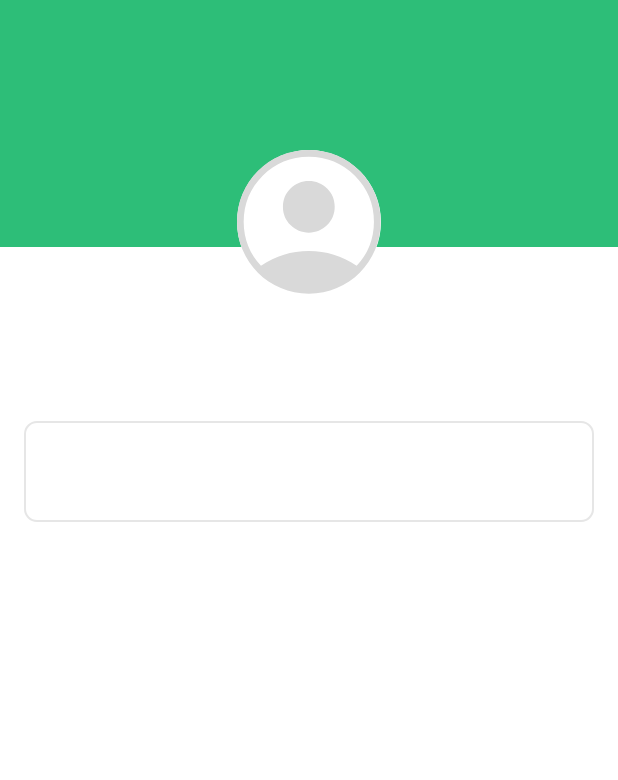
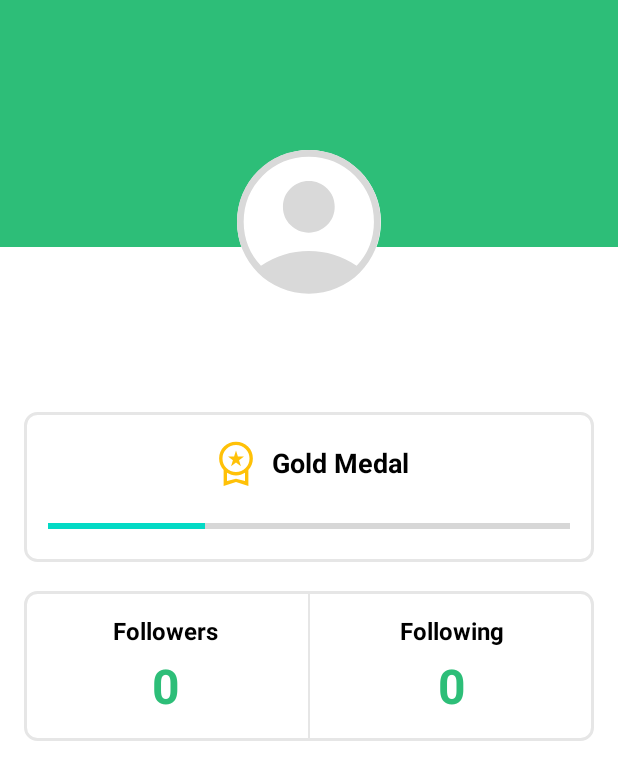
Before and after one commit to gaudhiwaa/productivitypilot-letsgo, an Android app: the ProfileActivity screen opened directly, with no data from a screen before it, on a phone screen of 412 x 824 dp. Shown: the top 780 px of the screen. Run offline under Robolectric (Android 15) with nearby library versions, the phone set to English and light mode, and no system bars; our stand-ins replace Firebase (no records; nobody signed in at launch, a user with empty details on screens opened directly).

Commit message:
feat: add followers and following in profile

```diff
--- a/Android/app/src/main/java/com/bangkit/productivitypilot/ProfileActivity.kt
+++ b/Android/app/src/main/java/com/bangkit/productivitypilot/ProfileActivity.kt
@@ -19,6 +19,7 @@ class ProfileActivity : AppCompatActivity() {
     private lateinit var monthlyProductiveHourTextView: TextView
     private lateinit var userPointTextView: TextView
     private lateinit var userIdTextView: TextView
+    private lateinit var progressMedalBar: ProgressBar
 
     private lateinit var auth: FirebaseAuth
     private lateinit var firestore: FirebaseFirestore
@@ -30,6 +31,11 @@ class ProfileActivity : AppCompatActivity() {
         progressBar = findViewById(R.id.progressBar)
         usernameTextView = findViewById(R.id.usernameTextView)
         nameTextView = findViewById(R.id.nameTextView)
+        progressMedalBar = findViewById(R.id.progressMedalBar)
+
+        // Set the progress to 30%
+        progressMedalBar.progress = 30
+
 //        emailTextView = findViewById(R.id.emailTextView)
 //        occupationTextView = findViewById(R.id.occupationTextView)
 //        institutionTextView = findViewById(R.id.institutionTextView)
--- /dev/null
+++ b/Android/app/src/main/res/drawable/ic_goldmedal.xml
@@ -0,0 +1,13 @@
+<vector xmlns:android="http://schemas.android.com/apk/res/android"
+    android:width="36dp"
+    android:height="36dp"
+    android:viewportWidth="36"
+    android:viewportHeight="36">
+  <group>
+    <clip-path
+        android:pathData="M0,0h36v36h-36z"/>
+    <path
+        android:pathData="M14.7,20.233L15.94,16.16L12.678,13.644H16.737L18,9.588L19.264,13.644H23.322L20.037,16.16L21.277,20.233L18,17.7L14.7,20.233ZM9.75,33.346V22.61C8.8,21.617 8.063,20.47 7.538,19.168C7.013,17.866 6.75,16.477 6.75,15C6.75,11.861 7.84,9.202 10.021,7.021C12.202,4.84 14.862,3.75 18,3.75C21.139,3.75 23.798,4.84 25.979,7.021C28.16,9.202 29.25,11.861 29.25,15C29.25,16.477 28.987,17.866 28.462,19.168C27.938,20.47 27.2,21.617 26.25,22.61V33.346L18,30.721L9.75,33.346ZM18,24C20.5,24 22.625,23.125 24.375,21.375C26.125,19.625 27,17.5 27,15C27,12.5 26.125,10.375 24.375,8.625C22.625,6.875 20.5,6 18,6C15.5,6 13.375,6.875 11.625,8.625C9.875,10.375 9,12.5 9,15C9,17.5 9.875,19.625 11.625,21.375C13.375,23.125 15.5,24 18,24ZM12,30.052L18,28.442L24,30.052V24.479C23.144,25.036 22.208,25.471 21.19,25.783C20.173,26.094 19.11,26.25 18,26.25C16.89,26.25 15.827,26.094 14.81,25.783C13.792,25.471 12.856,25.036 12,24.479V30.052Z"
+        android:fillColor="#FFC107"/>
+  </group>
+</vector>
--- a/Android/app/src/main/res/drawable/rounded_rectangle.xml
+++ b/Android/app/src/main/res/drawable/rounded_rectangle.xml
@@ -1,7 +1,7 @@
 <shape xmlns:android="http://schemas.android.com/apk/res/android">
-    <solid android:color="#00000000" /> <!-- Transparent background -->
+    <solid android:color="#FFFFFF" />
     <stroke
-        android:width="1dp"
-        android:color="#E6E6E6" /> <!-- Solid border color -->
-    <corners android:radius="8dp" /> <!-- 0dp for sharp corners -->
+        android:width="2dp"
+        android:color="#E6E6E6" />
+    <corners android:radius="8dp" />
 </shape>
--- a/Android/app/src/main/res/layout/activity_profile.xml
+++ b/Android/app/src/main/res/layout/activity_profile.xml
@@ -73,13 +73,11 @@
 <!--        android:text="User Points: " />-->
 
 <!--</LinearLayout>-->
-
 <RelativeLayout xmlns:android="http://schemas.android.com/apk/res/android"
     xmlns:tools="http://schemas.android.com/tools"
     android:layout_width="match_parent"
     android:layout_height="match_parent"
     tools:context=".ProfileActivity">
-
 
     <ProgressBar
         android:id="@+id/progressBar"
@@ -139,17 +137,136 @@
         android:layout_width="match_parent"
         android:layout_height="wrap_content"
         android:padding="16dp"
+        android:orientation="vertical"
         android:layout_below="@id/usernameTextView">
 
-    <View
-        android:id="@+id/rectangleView"
-        android:layout_width="match_parent"
-        android:layout_weight="0.8"
-        android:layout_height="67dp"
-        android:layout_marginTop="6dp"
-        android:layout_below="@id/usernameTextView"
-        android:background="@drawable/rounded_rectangle" />
+        <LinearLayout
+            android:layout_width="match_parent"
+            android:layout_height="100dp"
+            android:layout_centerInParent="true"
+            android:background="@drawable/rounded_rectangle"
+            android:orientation="vertical"
+            android:padding="16dp">
+
+            <LinearLayout
+                android:layout_width="match_parent"
+                android:layout_height="wrap_content"
+                android:gravity="center">
+
+                <ImageView
+                    android:layout_width="36dp"
+                    android:layout_height="36dp"
+                    android:src="@drawable/ic_goldmedal"
+                    android:contentDescription="Medal Logo" />
+
+                <TextView
+                    android:layout_width="wrap_content"
+                    android:layout_height="wrap_content"
+                    android:text="Gold Medal"
+                    android:textColor="#000000"
+                    android:textSize="18sp"
+                    android:textStyle="bold"
+                    android:layout_marginStart="6dp" />
+            </LinearLayout>
+
+            <ProgressBar
+                android:id="@+id/progressMedalBar"
+                android:layout_width="match_parent"
+                android:layout_height="wrap_content"
+                android:progress="30"
+                style="?android:attr/progressBarStyleHorizontal"
+                android:layout_marginTop="16dp" />
+
+        </LinearLayout>
+
+        <LinearLayout
+            android:layout_width="match_parent"
+            android:layout_height="100dp"
+            android:background="@drawable/rounded_rectangle"
+            android:layout_centerInParent="true"
+            android:orientation="horizontal"
+            android:layout_marginTop="19dp">
+
+            <LinearLayout
+                android:layout_width="0dp"
+                android:layout_height="match_parent"
+                android:layout_weight="1"
+                android:orientation="vertical"
+                android:gravity="center">
+
+                <TextView
+                    android:id="@+id/followersTextView"
+                    android:layout_width="wrap_content"
+                    android:layout_height="wrap_content"
+                    android:text="Followers"
+                    android:textSize="16dp"
+                    android:textStyle="bold"
+                    android:textColor="@color/black"
+                    />
+
+                <TextView
+                    android:id="@+id/followersCountTextView"
+                    android:layout_width="wrap_content"
+                    android:layout_height="wrap_content"
+                    android:text="0"
+                    android:textSize="32dp"
+                    android:textStyle="bold"
+                    android:textColor="#2DBE78"
+                    android:layout_marginTop="4dp"
+                    />
+
+            </LinearLayout>
+
+            <RelativeLayout
+                android:layout_width="1dp"
+                android:layout_height="match_parent"
+                android:background="#E6E6E6" />
+
+            <LinearLayout
+                android:layout_width="0dp"
+                android:layout_height="match_parent"
+                android:layout_weight="1"
+                android:gravity="center"
+                android:orientation="vertical">
+
+                <TextView
+                    android:id="@+id/followingTextView"
+                    android:layout_width="wrap_content"
+                    android:layout_height="wrap_content"
+                    android:text="Following"
+                    android:textSize="16dp"
+                    android:textStyle="bold"
+                    android:textColor="@color/black"
+                    />
+
+                <TextView
+                    android:id="@+id/followingCountTextView"
+                    android:layout_width="wrap_content"
+                    android:layout_height="wrap_content"
+                    android:text="0"
+                    android:textSize="32dp"
+                    android:textStyle="bold"
+                    android:textColor="#2DBE78"
+                    android:layout_marginTop="4dp"
+                    />
+
+            </LinearLayout>
+
+        </LinearLayout>
+
+        <LinearLayout
+            android:layout_width="match_parent"
+            android:layout_height="wrap_content"
+            android:orientation="horizontal"
+            android:layout_below="@id/followersTextView"
+            android:gravity="center">
+
+            <RelativeLayout
+                android:layout_width="1dp"
+                android:layout_height="match_parent"
+                android:background="#E6E6E6">
+            </RelativeLayout>
+        </LinearLayout>
 
     </LinearLayout>
-
 </RelativeLayout>
```
